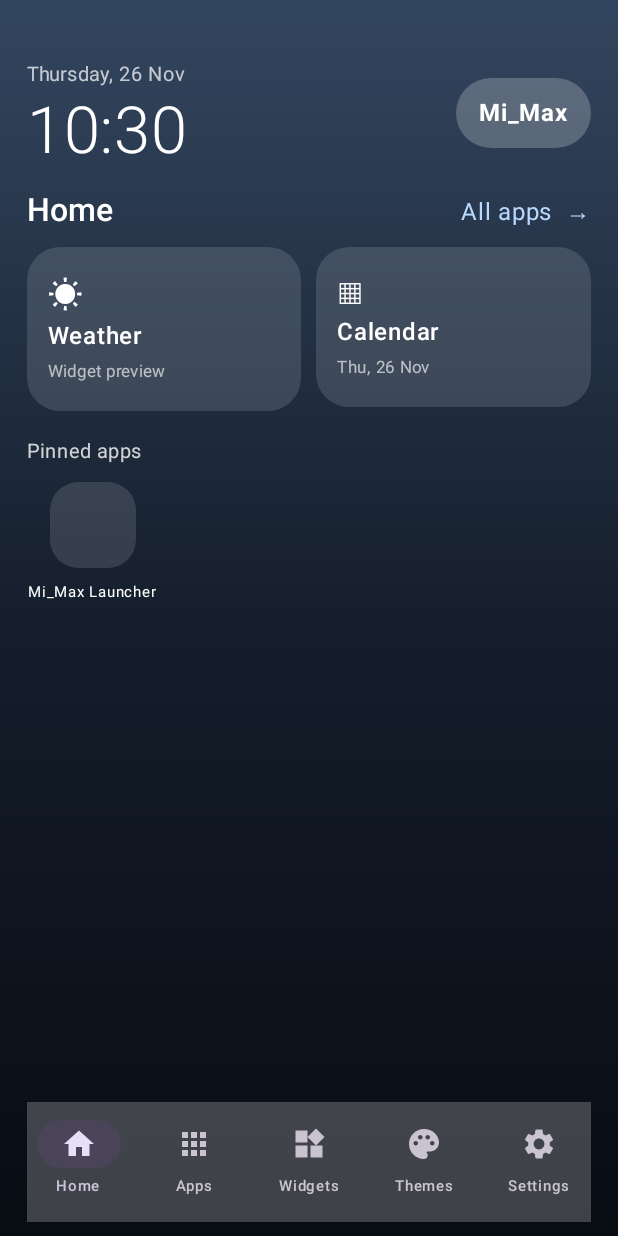
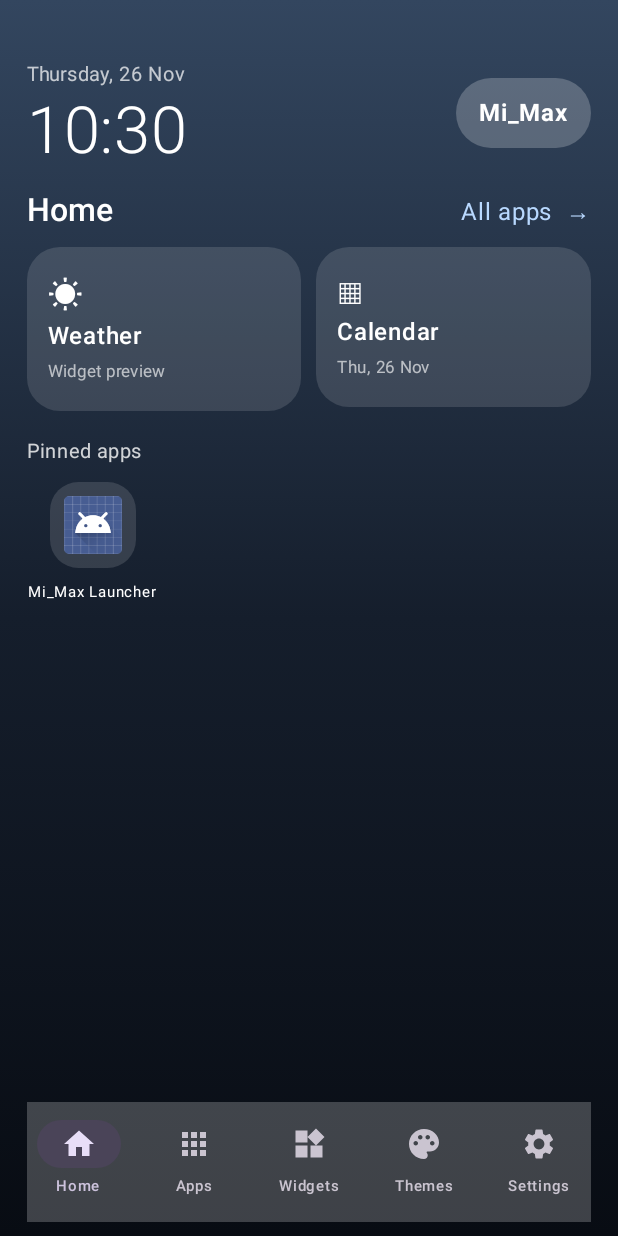
Before and after one commit to mmgg3yn-png/MI_Max, an Android app built with Jetpack Compose: the screen it shows after launch (MainActivity), on a phone screen of 412 x 824 dp. Run offline under Robolectric (Android 15) with nearby library versions, the phone set to English and light mode, and no system bars.

Commit message:
Fix Android app icon rendering with ImageView interop

```diff
--- a/app/src/main/java/com/mimax/lu/MainActivity.kt
+++ b/app/src/main/java/com/mimax/lu/MainActivity.kt
@@ -26,8 +26,8 @@ import androidx.compose.ui.Modifier
 import androidx.compose.ui.draw.clip
 import androidx.compose.ui.graphics.Brush
 import androidx.compose.ui.graphics.Color
-import androidx.compose.ui.graphics.painter.DrawablePainter
 import androidx.compose.ui.platform.LocalContext
+import androidx.compose.ui.viewinterop.AndroidView
 import androidx.compose.ui.text.font.FontWeight
 import androidx.compose.ui.unit.dp
 import androidx.compose.ui.unit.sp
@@ -155,7 +155,18 @@ private fun MiMaxLauncher() {
     }
 }
 @Composable private fun ImageIcon(icon:android.graphics.drawable.Drawable,label:String) {
-    androidx.compose.foundation.Image(painter=DrawablePainter(icon),contentDescription=label,modifier=Modifier.padding(9.dp).fillMaxSize())
+    AndroidView(
+        modifier = Modifier.padding(9.dp).fillMaxSize(),
+        factory = { context -> android.widget.ImageView(context).apply {
+            setImageDrawable(icon.constantState?.newDrawable(context.resources)?.mutate() ?: icon)
+            contentDescription = label
+            scaleType = android.widget.ImageView.ScaleType.FIT_CENTER
+        } },
+        update = { view ->
+            view.setImageDrawable(icon.constantState?.newDrawable(view.resources)?.mutate() ?: icon)
+            view.contentDescription = label
+        }
+    )
 }
 @Composable private fun GlassTile(title:String,sub:String,symbol:String,modifier:Modifier=Modifier) {
     Column(modifier.clip(RoundedCornerShape(22.dp)).background(glass).padding(14.dp)) {
```
